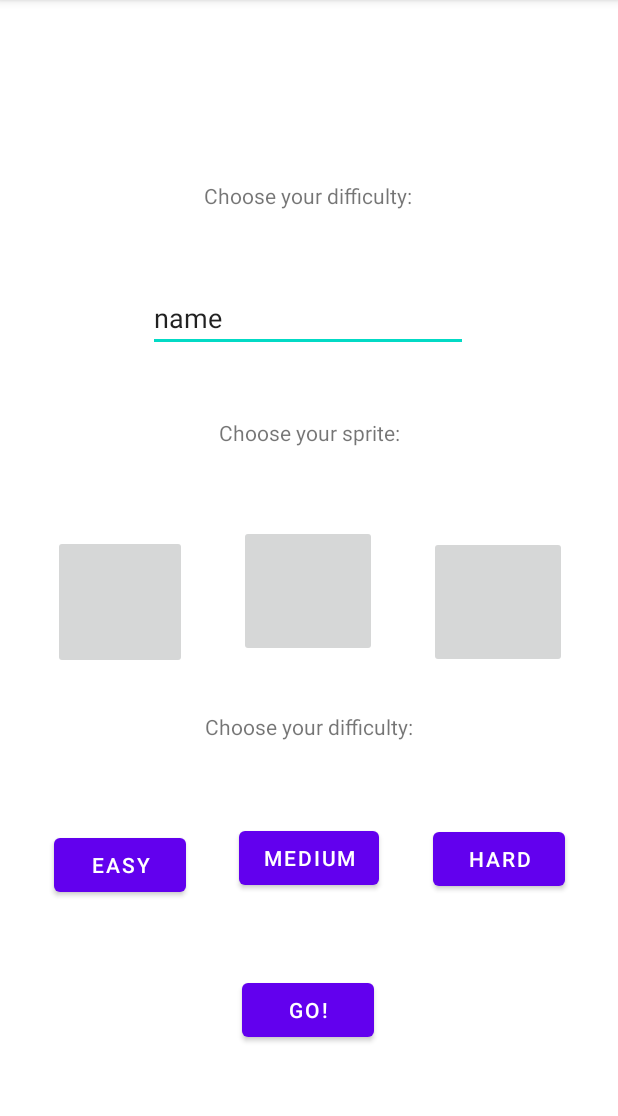
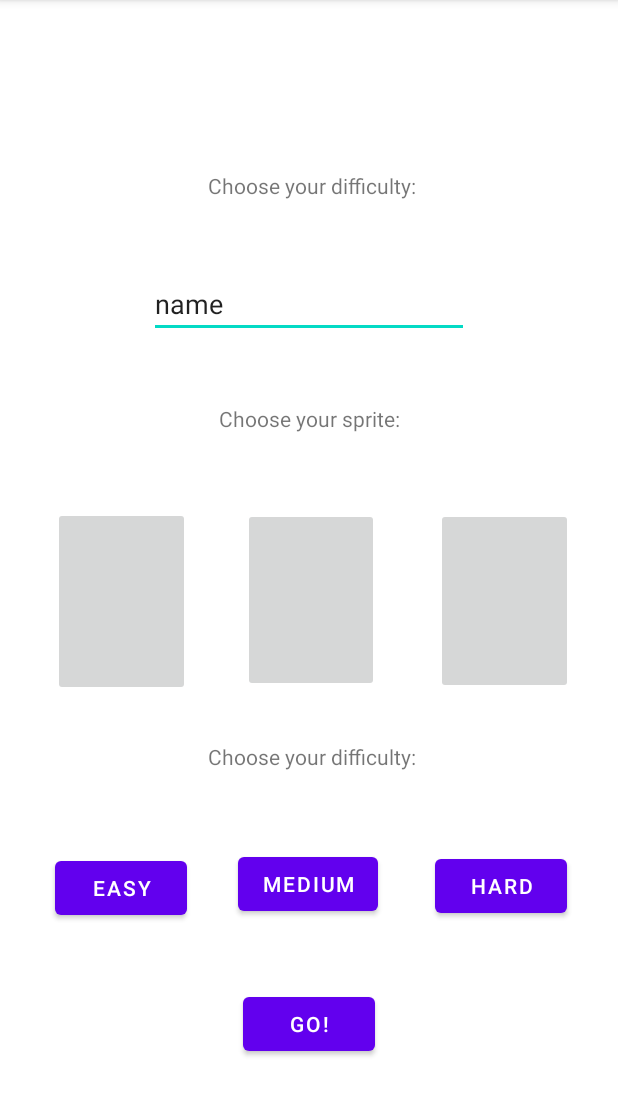
Before and after one commit to sdharanikota6/FlappyStreet, an Android app: the screen it shows after launch (MainActivity), on a phone screen of 412 x 824 dp, the part 84-1200 px from its top. Run offline under Robolectric (Android 15) with nearby library versions, the phone set to English and light mode, and no system bars.

Commit message:
Fixed layout again

```diff
--- a/app/src/main/res/layout/screen_config.xml
+++ b/app/src/main/res/layout/screen_config.xml
@@ -9,132 +9,135 @@
         android:id="@+id/editTextTextPersonName"
         android:layout_width="wrap_content"
         android:layout_height="wrap_content"
+        android:layout_marginTop="180dp"
+        android:layout_marginBottom="113dp"
         android:autofillHints="false"
         android:ems="10"
         android:inputType="textPersonName"
         android:text="@string/name"
-        app:layout_constraintBottom_toBottomOf="parent"
+        app:layout_constraintBottom_toTopOf="@+id/spriteChoice3"
         app:layout_constraintEnd_toEndOf="parent"
-        app:layout_constraintHorizontal_bias="0.497"
         app:layout_constraintStart_toStartOf="parent"
-        app:layout_constraintTop_toTopOf="parent"
-        app:layout_constraintVertical_bias="0.262" />
+        app:layout_constraintTop_toTopOf="parent" />
 
 
     <TextView
         android:id="@+id/textView"
         android:layout_width="wrap_content"
         android:layout_height="wrap_content"
+        android:layout_marginTop="114dp"
+        android:layout_marginEnd="35dp"
+        android:layout_marginBottom="136dp"
         android:text="@string/choose_name"
-        app:layout_constraintBottom_toTopOf="@+id/editTextTextPersonName"
-        app:layout_constraintEnd_toEndOf="parent"
-        app:layout_constraintHorizontal_bias="0.498"
-        app:layout_constraintStart_toStartOf="parent"
-        app:layout_constraintTop_toTopOf="parent"
-        app:layout_constraintVertical_bias="0.708" />
+        app:layout_constraintBottom_toTopOf="@+id/textView2"
+        app:layout_constraintEnd_toEndOf="@+id/editTextTextPersonName"
+        app:layout_constraintTop_toTopOf="parent" />
 
     <TextView
         android:id="@+id/textView2"
         android:layout_width="wrap_content"
         android:layout_height="wrap_content"
-        android:layout_marginTop="44dp"
+        android:layout_marginBottom="50dp"
         android:text="@string/choose_sprite"
+        app:layout_constraintBottom_toTopOf="@+id/spriteChoice2"
         app:layout_constraintEnd_toEndOf="parent"
         app:layout_constraintStart_toStartOf="parent"
-        app:layout_constraintTop_toBottomOf="@+id/editTextTextPersonName" />
+        app:layout_constraintTop_toBottomOf="@+id/textView" />
 
     <ImageButton
         android:id="@+id/spriteChoice2"
-        android:layout_width="92dp"
-        android:layout_height="88dp"
-        android:layout_marginTop="40dp"
-        android:layout_marginBottom="231dp"
-        app:layout_constraintBottom_toBottomOf="parent"
-        app:layout_constraintEnd_toEndOf="parent"
-        app:layout_constraintHorizontal_bias="0.498"
-        app:layout_constraintStart_toStartOf="parent"
+        android:layout_width="0dp"
+        android:layout_height="0dp"
+        android:layout_marginEnd="38dp"
+        android:layout_marginBottom="33dp"
+        app:layout_constraintBottom_toTopOf="@+id/textView3"
+        app:layout_constraintEnd_toStartOf="@+id/spriteChoice3"
+        app:layout_constraintStart_toEndOf="@+id/spriteChoice1"
         app:layout_constraintTop_toBottomOf="@+id/textView2"
-        app:layout_constraintVertical_bias="0.107"
         tools:srcCompat="@tools:sample/avatars" />
 
     <ImageButton
         android:id="@+id/spriteChoice1"
-        android:layout_width="89dp"
-        android:layout_height="89dp"
-        app:layout_constraintBottom_toBottomOf="parent"
+        android:layout_width="0dp"
+        android:layout_height="0dp"
+        android:layout_marginStart="35dp"
+        android:layout_marginTop="338dp"
+        android:layout_marginEnd="35dp"
+        android:layout_marginBottom="104dp"
+        app:layout_constraintBottom_toTopOf="@+id/easyButton"
         app:layout_constraintEnd_toStartOf="@+id/spriteChoice2"
         app:layout_constraintStart_toStartOf="parent"
         app:layout_constraintTop_toTopOf="parent"
-        app:layout_constraintVertical_bias="0.526"
         tools:srcCompat="@tools:sample/avatars" />
 
     <ImageButton
         android:id="@+id/spriteChoice3"
-        android:layout_width="92dp"
-        android:layout_height="88dp"
-        app:layout_constraintBottom_toBottomOf="parent"
+        android:layout_width="0dp"
+        android:layout_height="0dp"
+        android:layout_marginEnd="30dp"
+        android:layout_marginBottom="104dp"
+        app:layout_constraintBottom_toTopOf="@+id/hardButton"
         app:layout_constraintEnd_toEndOf="parent"
         app:layout_constraintStart_toEndOf="@+id/spriteChoice2"
-        app:layout_constraintTop_toTopOf="parent"
-        app:layout_constraintVertical_bias="0.525"
+        app:layout_constraintTop_toBottomOf="@+id/editTextTextPersonName"
         tools:srcCompat="@tools:sample/avatars" />
 
     <Button
         android:id="@+id/goButton"
         android:layout_width="wrap_content"
         android:layout_height="wrap_content"
-        android:layout_marginTop="100dp"
+        android:layout_marginStart="3dp"
+        android:layout_marginBottom="61dp"
         android:text="@string/go"
         app:layout_constraintBottom_toBottomOf="parent"
-        app:layout_constraintEnd_toEndOf="parent"
-        app:layout_constraintHorizontal_bias="0.498"
-        app:layout_constraintStart_toStartOf="parent"
-        app:layout_constraintTop_toBottomOf="@+id/spriteChoice2"
-        app:layout_constraintVertical_bias="0.613" />
+        app:layout_constraintStart_toStartOf="@+id/mediumButton"
+        app:layout_constraintTop_toBottomOf="@+id/mediumButton" />
 
     <TextView
         android:id="@+id/textView3"
         android:layout_width="wrap_content"
         android:layout_height="wrap_content"
+        android:layout_marginStart="12dp"
+        android:layout_marginBottom="51dp"
         android:text="@string/choose_difficulty"
-        app:layout_constraintBottom_toTopOf="@+id/goButton"
-        app:layout_constraintEnd_toEndOf="parent"
-        app:layout_constraintStart_toStartOf="parent"
-        app:layout_constraintTop_toBottomOf="@+id/spriteChoice2"
-        app:layout_constraintVertical_bias="0.192" />
+        app:layout_constraintBottom_toTopOf="@+id/mediumButton"
+        app:layout_constraintStart_toEndOf="@+id/spriteChoice1"
+        app:layout_constraintTop_toBottomOf="@+id/spriteChoice2" />
 
     <Button
         android:id="@+id/mediumButton"
         android:layout_width="wrap_content"
         android:layout_height="wrap_content"
+        android:layout_marginEnd="3dp"
+        android:layout_marginBottom="45dp"
         android:text="@string/medium"
         app:layout_constraintBottom_toTopOf="@+id/goButton"
-        app:layout_constraintEnd_toEndOf="parent"
-        app:layout_constraintStart_toStartOf="parent"
+        app:layout_constraintEnd_toStartOf="@+id/hardButton"
+        app:layout_constraintStart_toEndOf="@+id/easyButton"
         app:layout_constraintTop_toBottomOf="@+id/textView3" />
 
     <Button
         android:id="@+id/easyButton"
         android:layout_width="wrap_content"
         android:layout_height="wrap_content"
+        android:layout_marginStart="2dp"
+        android:layout_marginBottom="152dp"
         android:text="@string/easy"
         app:layout_constraintBottom_toBottomOf="parent"
         app:layout_constraintEnd_toStartOf="@+id/mediumButton"
         app:layout_constraintStart_toStartOf="parent"
-        app:layout_constraintTop_toBottomOf="@+id/spriteChoice1"
-        app:layout_constraintVertical_bias="0.39" />
+        app:layout_constraintTop_toBottomOf="@+id/spriteChoice1" />
 
     <Button
         android:id="@+id/hardButton"
         android:layout_width="wrap_content"
         android:layout_height="wrap_content"
-        android:layout_marginTop="72dp"
+        android:layout_marginBottom="153dp"
         android:text="@string/hard"
         app:layout_constraintBottom_toBottomOf="parent"
         app:layout_constraintEnd_toEndOf="parent"
         app:layout_constraintStart_toEndOf="@+id/mediumButton"
-        app:layout_constraintTop_toBottomOf="@+id/spriteChoice3"
-        app:layout_constraintVertical_bias="0.156" />
+        app:layout_constraintTop_toBottomOf="@+id/spriteChoice3" />
 
 
 </androidx.constraintlayout.widget.ConstraintLayout>
```
